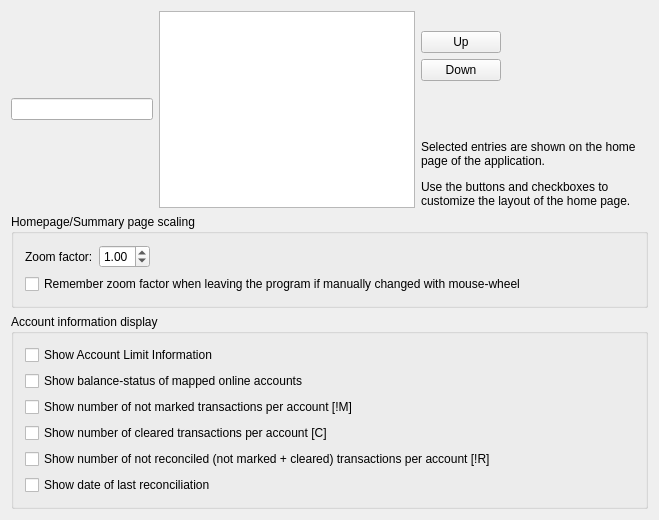
Before: the Qt Designer form kmymoney/dialogs/settings/ksettingshome.ui in KDE/kmymoney, drawn with Qt 5.
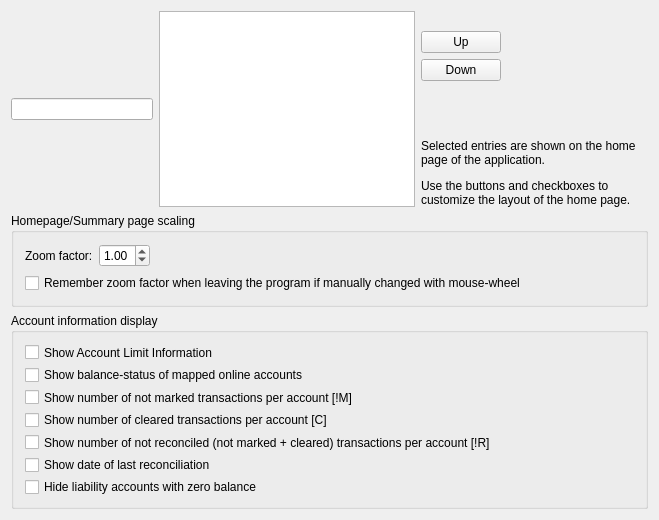
After: the same form once the commit is applied. Custom widgets are drawn as their Qt base class.

Commit message:
Add option to hide liability accounts with zero balance from home.
In order to make the liabilities summary on the home screen easier
to read (and fit on one screen if there are many) a new option to
hide liability accounts that have zero balance has been added here.
It seems to work well, but any comments/review are welcome.

Patch:
```diff
--- a/kmymoney/dialogs/settings/ksettingshome.ui
+++ b/kmymoney/dialogs/settings/ksettingshome.ui
@@ -232,6 +232,13 @@
         </property>
        </widget>
       </item>
+      <item row="6" column="0" colspan="3">
+       <widget class="QCheckBox" name="kcfg_HideZeroBalanceLiabilities">
+	<property name="text">
+         <string>Hide liability accounts with zero balance</string>
+	</property>
+       </widget>
+      </item>
      </layout>
     </widget>
    </item>
```
The commit also changes 2 other files.
